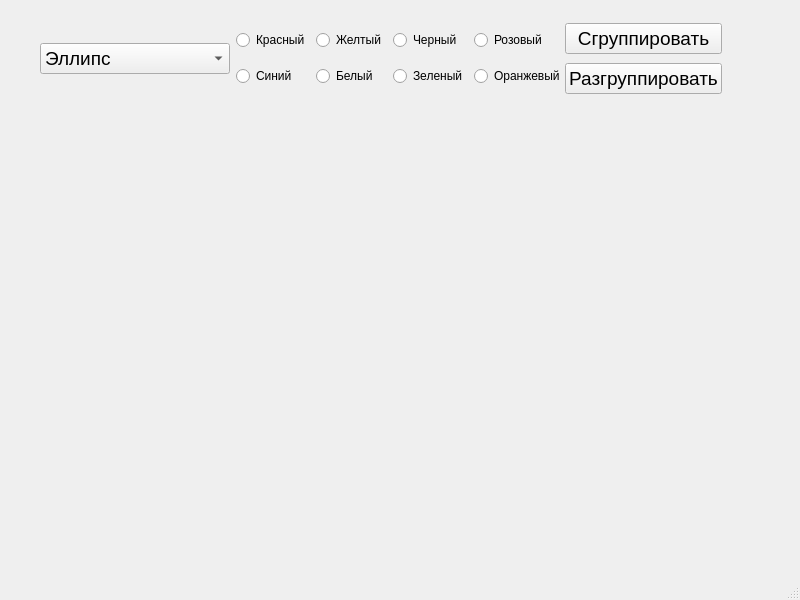
First picture: the form in mainwindow.ui, repository curtiscabin/OOP_sixth_lab, before the edit.
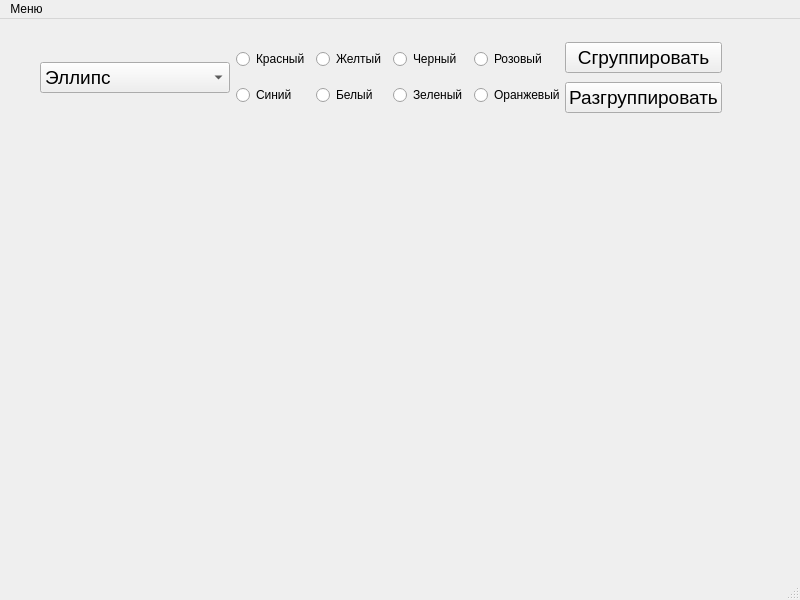
Second picture: the form after the edit. Icons and pictures are not drawn.

What changed in the file:
```diff
--- a/mainwindow.ui
+++ b/mainwindow.ui
@@ -174,6 +174,15 @@
      <height>21</height>
     </rect>
    </property>
+   <widget class="QMenu" name="menu">
+    <property name="title">
+     <string>Меню</string>
+    </property>
+    <addaction name="LoadFile"/>
+    <addaction name="SaveFile"/>
+    <addaction name="CloseApp"/>
+   </widget>
+   <addaction name="menu"/>
   </widget>
   <widget class="QStatusBar" name="statusbar"/>
  </widget>
```
Left out of the diff: 27 changed lines with no effect on the pictures.
